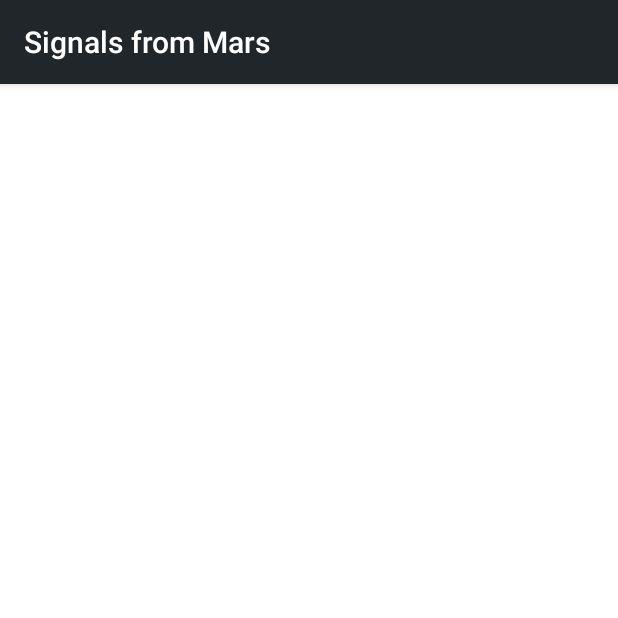
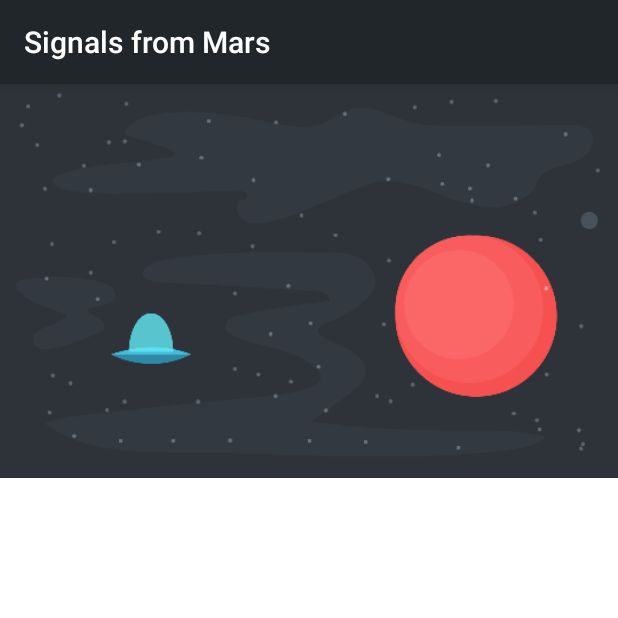
Before and after one commit to alexcutschall/interactive_story, an Android app: the screen it shows after launch (StoryActivity), after a tap on "START YOUR ADVENTURE", on a phone screen of 412 x 824 dp, the top half of it. Run offline under Robolectric (Android 15) with nearby library versions, the phone set to English and light mode, and no system bars.

Commit message:
adding in the loaded data for images

```diff
--- a/app/src/main/java/com/example/alexcutschall/interactivestory/model/Story.java
+++ b/app/src/main/java/com/example/alexcutschall/interactivestory/model/Story.java
@@ -33,4 +33,11 @@ public class Story {
         pages[5] = new Page(R.drawable.page5, R.string.page5);
         pages[6] = new Page(R.drawable.page6, R.string.page6);
     }
+
+    public Page getPage(int pageNumber) {
+        if (pageNumber >= pages.length) {
+            pageNumber = 0;
+        }
+        return pages[pageNumber];
+    }
 }
--- a/app/src/main/java/com/example/alexcutschall/interactivestory/ui/StoryActivity.java
+++ b/app/src/main/java/com/example/alexcutschall/interactivestory/ui/StoryActivity.java
@@ -1,20 +1,37 @@
 package com.example.alexcutschall.interactivestory.ui;
 
 import android.content.Intent;
+import android.graphics.drawable.Drawable;
+import android.support.v4.content.ContextCompat;
 import android.support.v7.app.AppCompatActivity;
 import android.os.Bundle;
+import android.widget.Button;
+import android.widget.ImageView;
+import android.widget.TextView;
 import android.widget.Toast;
 
 import com.example.alexcutschall.interactivestory.R;
+import com.example.alexcutschall.interactivestory.model.Page;
+import com.example.alexcutschall.interactivestory.model.Story;
 
 public class StoryActivity extends AppCompatActivity {
 
     public final static String TAG = StoryActivity.class.getSimpleName();
+    private Story story;
+    private ImageView storyImageView;
+    private TextView storyTextView;
+    private Button choice1Button;
+    private Button choice2Button;
 
     @Override
     protected void onCreate(Bundle savedInstanceState) {
         super.onCreate(savedInstanceState);
         setContentView(R.layout.activity_story);
+
+        storyImageView = findViewById(R.id.storyImageView);
+        storyTextView = findViewById(R.id.storyTextView);
+        choice1Button = findViewById(R.id.choice1Button);
+        choice2Button = findViewById(R.id.choice2Button);
 
         Intent intent = getIntent();
         String name = intent.getStringExtra(getString(R.string.key_name));
@@ -22,5 +39,16 @@ public class StoryActivity extends AppCompatActivity {
             name = "Friend";
         }
         Toast.makeText(this, name, Toast.LENGTH_SHORT).show();
+
+        story = new Story();
+        loadPage(0);
+    }
+
+    private void loadPage(int pageNumber) {
+        Page page = story.getPage(pageNumber);
+
+        Drawable image = ContextCompat.getDrawable(this, page.getImageId());
+
+        storyImageView.setImageDrawable(image);
     }
 }
--- a/app/src/main/res/layout/activity_main.xml
+++ b/app/src/main/res/layout/activity_main.xml
@@ -35,10 +35,9 @@
         android:layout_width="0dp"
         android:layout_height="48dp"
         android:background="@android:color/white"
-        android:capitalize="words"
         android:ems="10"
         android:hint="@string/enter_your_name"
-        android:inputType="textPersonName"
+        android:inputType="textCapWords"
         app:layout_constraintBottom_toTopOf="@+id/startButton"
         app:layout_constraintEnd_toEndOf="parent"
         app:layout_constraintStart_toStartOf="parent" />
```
